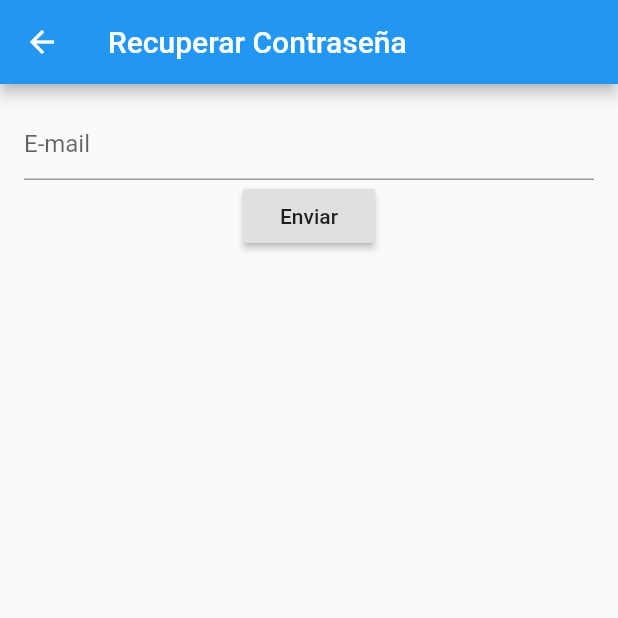
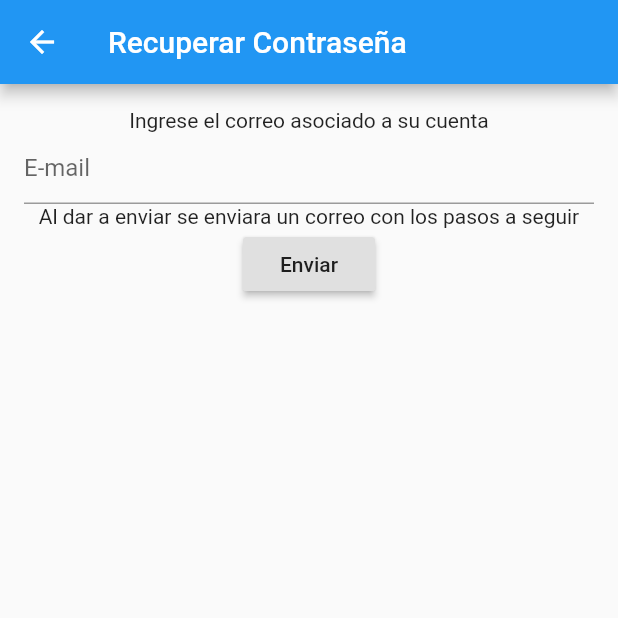
Before and after one commit to IS-AgroSmart/AgroSmart-Mobile-Flutter, a Flutter app: the RequestPasswordResetWidget screen opened by its route, on a phone screen of 412 x 824 dp, the top half of it. Run offline on Flutter 3.47's test engine with Material 2 defaults, Android fonts, the phone set to English and light mode, and no system bars; our stand-ins replace connectivity, datetime_picker_formfield, permission_handler, photo_view, shared_preferences; missing offline and left inert: downloads_path_provider, flutter_downloader, prefs_config; accounts and stored records are empty.

Commit message:
Change in the design of password restore screens and password restoration request to be more similar to the prototype.

```diff
--- a/lib/request_password_reset_widget.dart
+++ b/lib/request_password_reset_widget.dart
@@ -42,6 +42,9 @@ class _ResetPassFormState extends State<ResetPassForm> {
         child: Padding(
             padding: const EdgeInsets.all(16.0),
             child: Column(children: <Widget>[
+              Text(
+                "Ingrese el correo asociado a su cuenta",
+              ),
               if (_errorMessage)
                 Text(
                   "Error al solicitar reseteo de contraseña",
@@ -52,6 +55,9 @@ class _ResetPassFormState extends State<ResetPassForm> {
                   validator: emailValidator,
                   decoration: InputDecoration(hintText: "E-mail"),
                   onSaved: (val) => _email = val.trim()),
+              Text(
+                "Al dar a enviar se enviara un correo con los pasos a seguir",
+                ),
               RaisedButton(
                 onPressed: () async {
                   if (_formKey.currentState.validate()) {
```
